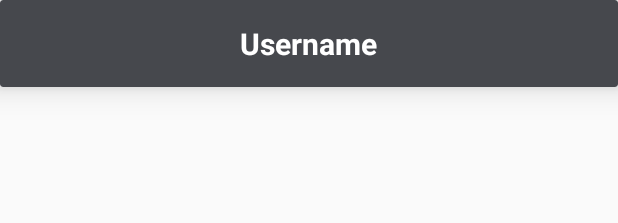
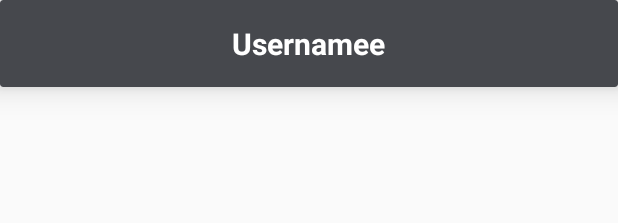
Before and after one commit to josipkordic00/PMAApp, an Android app: the layout subject_entry.xml on its own in the app's theme, with its tools: preview values and no code run, on a phone screen of 412 x 824 dp. Shown: the top 223 px of the screen. Run offline under Robolectric (Android 15) with nearby library versions, the phone set to English and light mode, and no system bars.

Commit message:
dizajn za proffesor view, subject_entry, user_entry, activity_selected_subject

```diff
--- a/app/src/main/res/layout/subject_entry.xml
+++ b/app/src/main/res/layout/subject_entry.xml
@@ -22,16 +22,17 @@
             android:orientation="horizontal"
             android:gravity="center"
             >
+
             <TextView
                 android:id="@+id/subjectName"
                 android:layout_width="wrap_content"
                 android:layout_height="wrap_content"
-                android:text="Username"
                 android:backgroundTint="#FFFFFF"
+                android:text="Usernamee"
                 android:textColor="#FFFFFF"
                 android:textColorHint="#808080"
-                android:textStyle="bold"
-                android:textSize="20dp"/>
+                android:textSize="20dp"
+                android:textStyle="bold" />
         </LinearLayout>
 
 
```
